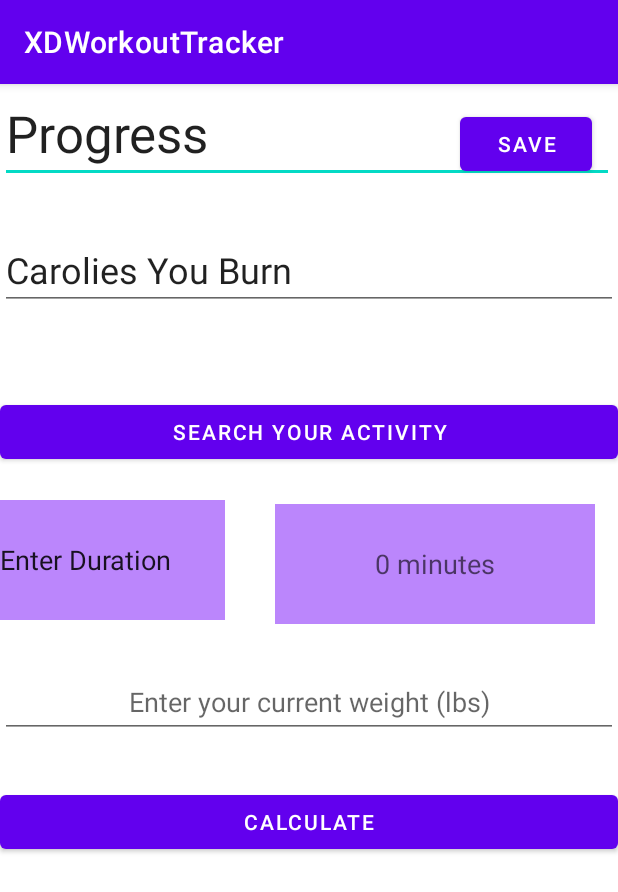
After one commit to xmiao96/XDWorkoutTracker, an Android app: the progress screen opened directly, with no data from a screen before it, on a phone screen of 412 x 824 dp. The commit adds this screen. Shown: the top 892 px of the screen. Run offline under Robolectric (Android 15) with nearby library versions, the phone set to English and light mode, and no system bars.

Commit message:
made progress and alarm screens

```diff
--- a/app/build.gradle
+++ b/app/build.gradle
@@ -40,6 +40,7 @@ dependencies {
     implementation 'androidx.navigation:navigation-fragment:2.3.5'
     implementation 'androidx.navigation:navigation-ui:2.3.5'
     implementation 'androidx.annotation:annotation:1.2.0'
+    implementation 'androidx.legacy:legacy-support-v4:1.0.0'
     testImplementation 'junit:junit:4.13.2'
     androidTestImplementation 'androidx.test.ext:junit:1.1.3'
     androidTestImplementation 'androidx.test.espresso:espresso-core:3.4.0'
--- /dev/null
+++ b/app/src/main/java/com/example/xdworkouttracker/progress.java
@@ -0,0 +1,14 @@
+package com.example.xdworkouttracker;
+
+import androidx.appcompat.app.AppCompatActivity;
+
+import android.os.Bundle;
+
+public class progress extends AppCompatActivity {
+
+    @Override
+    protected void onCreate(Bundle savedInstanceState) {
+        super.onCreate(savedInstanceState);
+        setContentView(R.layout.activity_progress);
+    }
+}
--- /dev/null
+++ b/app/src/main/res/layout/activity_progress.xml
@@ -0,0 +1,130 @@
+<?xml version="1.0" encoding="utf-8"?>
+<androidx.constraintlayout.widget.ConstraintLayout xmlns:android="http://schemas.android.com/apk/res/android"
+    xmlns:app="http://schemas.android.com/apk/res-auto"
+    xmlns:tools="http://schemas.android.com/tools"
+    android:layout_width="match_parent"
+    android:layout_height="match_parent"
+    tools:context=".progress">
+
+    <EditText
+        android:id="@+id/progress_title"
+        android:layout_width="409dp"
+        android:layout_height="wrap_content"
+        android:ems="10"
+        android:inputType="textPersonName"
+        android:text="Progress"
+        android:textSize="34sp"
+        app:layout_constraintBottom_toBottomOf="parent"
+        app:layout_constraintEnd_toEndOf="parent"
+        app:layout_constraintHorizontal_bias="0.0"
+        app:layout_constraintStart_toStartOf="parent"
+        app:layout_constraintTop_toTopOf="parent"
+        app:layout_constraintVertical_bias="0.0" />
+
+    <Button
+        android:id="@+id/save_btn"
+        android:layout_width="wrap_content"
+        android:layout_height="wrap_content"
+        android:layout_marginTop="16dp"
+        android:text="Save"
+        app:layout_constraintEnd_toEndOf="@+id/progress_title"
+        app:layout_constraintHorizontal_bias="0.955"
+        app:layout_constraintStart_toStartOf="@+id/progress_title"
+        app:layout_constraintTop_toTopOf="@+id/progress_title" />
+
+    <EditText
+        android:id="@+id/carolies_title"
+        android:layout_width="0dp"
+        android:layout_height="wrap_content"
+        android:ems="10"
+        android:inputType="textPersonName"
+        android:minHeight="48dp"
+        android:text="Carolies You Burn"
+        android:textSize="24sp"
+        app:layout_constraintBottom_toBottomOf="parent"
+        app:layout_constraintEnd_toEndOf="parent"
+        app:layout_constraintHorizontal_bias="0.0"
+        app:layout_constraintStart_toStartOf="parent"
+        app:layout_constraintTop_toBottomOf="@+id/progress_title"
+        app:layout_constraintVertical_bias="0.048" />
+
+    <Button
+        android:id="@+id/serach_btn"
+        android:layout_width="0dp"
+        android:layout_height="wrap_content"
+        android:layout_marginBottom="512dp"
+        android:text="Search Your Activity"
+        app:layout_constraintBottom_toBottomOf="parent"
+        app:layout_constraintEnd_toEndOf="parent"
+        app:layout_constraintHorizontal_bias="0.0"
+        app:layout_constraintStart_toStartOf="parent" />
+
+    <EditText
+        android:id="@+id/timeInput"
+        android:layout_width="150dp"
+        android:layout_height="80dp"
+        android:background="@color/purple_200"
+        android:ems="10"
+        android:inputType="textPersonName"
+        android:text="Enter Duration"
+        app:layout_constraintBottom_toBottomOf="parent"
+        app:layout_constraintEnd_toEndOf="parent"
+        app:layout_constraintHorizontal_bias="0.0"
+        app:layout_constraintStart_toStartOf="parent"
+        app:layout_constraintTop_toBottomOf="@+id/serach_btn"
+        app:layout_constraintVertical_bias="0.049" />
+
+    <EditText
+        android:id="@+id/numberInput"
+        android:layout_width="wrap_content"
+        android:layout_height="80dp"
+        android:layout_marginBottom="408dp"
+        android:background="@color/purple_200"
+        android:ems="10"
+        android:hint="0 minutes"
+        android:inputType="number"
+        android:textAlignment="center"
+        app:layout_constraintBottom_toBottomOf="parent"
+        app:layout_constraintEnd_toEndOf="parent"
+        app:layout_constraintHorizontal_bias="0.686"
+        app:layout_constraintStart_toEndOf="@+id/timeInput" />
+
+    <EditText
+        android:id="@+id/weightInput"
+        android:layout_width="0dp"
+        android:layout_height="wrap_content"
+        android:layout_marginBottom="332dp"
+        android:ems="10"
+        android:hint="Enter your current weight (lbs)"
+        android:inputType="number"
+        android:minHeight="48dp"
+        android:textAlignment="center"
+        app:layout_constraintBottom_toBottomOf="parent"
+        app:layout_constraintEnd_toEndOf="parent"
+        app:layout_constraintHorizontal_bias="0.0"
+        app:layout_constraintStart_toStartOf="parent" />
+
+    <Button
+        android:id="@+id/button8"
+        android:layout_width="0dp"
+        android:layout_height="wrap_content"
+        android:layout_marginBottom="252dp"
+        android:text="Calculate"
+        app:layout_constraintBottom_toBottomOf="parent"
+        app:layout_constraintEnd_toEndOf="parent"
+        app:layout_constraintHorizontal_bias="0.5"
+        app:layout_constraintStart_toStartOf="parent" />
+
+    <FrameLayout
+        android:id="@+id/result_frag"
+        android:layout_width="0dp"
+        android:layout_height="250dp"
+        android:layout_marginStart="1dp"
+        android:layout_marginEnd="1dp"
+        app:layout_constraintBottom_toBottomOf="parent"
+        app:layout_constraintEnd_toEndOf="parent"
+        app:layout_constraintStart_toStartOf="parent">
+
+    </FrameLayout>
+
+</androidx.constraintlayout.widget.ConstraintLayout>
--- /dev/null
+++ b/app/src/main/res/values-land/dimens.xml
@@ -0,0 +1,3 @@
+<resources>
+    <dimen name="fab_margin">48dp</dimen>
+</resources>
--- /dev/null
+++ b/app/src/main/res/values-w1240dp/dimens.xml
@@ -0,0 +1,3 @@
+<resources>
+    <dimen name="fab_margin">200dp</dimen>
+</resources>
--- /dev/null
+++ b/app/src/main/res/values-w600dp/dimens.xml
@@ -0,0 +1,3 @@
+<resources>
+    <dimen name="fab_margin">48dp</dimen>
+</resources>
--- a/app/src/main/res/values/dimens.xml
+++ b/app/src/main/res/values/dimens.xml
@@ -2,4 +2,5 @@
     <!-- Default screen margins, per the Android Design guidelines. -->
     <dimen name="activity_horizontal_margin">16dp</dimen>
     <dimen name="activity_vertical_margin">16dp</dimen>
+    <dimen name="fab_margin">16dp</dimen>
 </resources>
```
Also changed, not shown: app/src/main/AndroidManifest.xml (+9 -0 lines), app/src/main/java/com/example/xdworkouttracker/AlarmActivity.java (added, +14 -0 lines), app/src/main/java/com/example/xdworkouttracker/AlarmEditActivity.java (added, +14 -0 lines), app/src/main/java/com/example/xdworkouttracker/resultFragment.java (added, +64 -0 lines), app/src/main/res/layout/activity_alarm.xml (added, +71 -0 lines), app/src/main/res/layout/activity_alarm_edit.xml (added, +68 -0 lines), app/src/main/res/layout/fragment_result.xml (added, +41 -0 lines), app/src/main/res/navigation/nav_graph.xml (added, +28 -0 lines), app/src/main/res/values/strings.xml (+11 -0 lines), app/src/main/res/values/themes.xml (+9 -0 lines).
